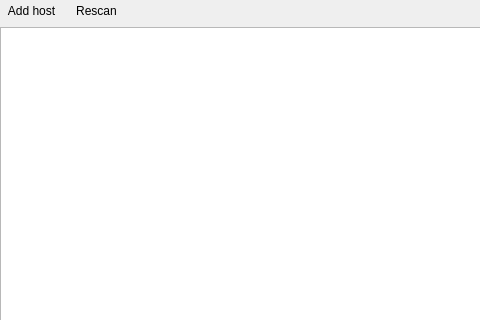
First picture: the form in marche/gui/ui/main.ui, repository mlz-ictrl/marche, before the edit; both pictures show x 0 to 480 and y 0 to 320 of the 646 by 589 pixel window.
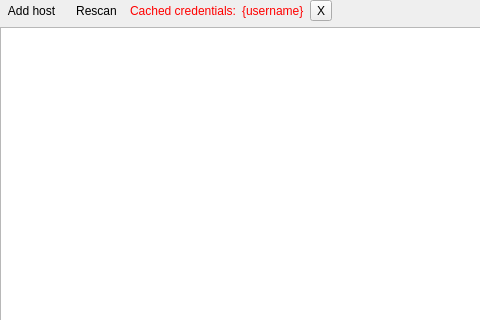
Second picture: the form after the edit. Icons and pictures are not drawn.

Commit message: Show last cached credentials in GUI and add option to clear them.

Diff of the .ui file:
```diff
--- a/marche/gui/ui/main.ui
+++ b/marche/gui/ui/main.ui
@@ -28,9 +28,6 @@
      </property>
      <widget class="QWidget" name="layoutWidget">
       <layout class="QVBoxLayout" name="leftlayout">
-       <property name="margin">
-        <number>0</number>
-       </property>
        <item>
         <layout class="QHBoxLayout" name="horizontalLayout">
          <item>
@@ -67,6 +64,45 @@
            </property>
           </widget>
          </item>
+         <item>
+          <widget class="QLabel" name="lblCached">
+           <property name="styleSheet">
+            <string notr="true">color: rgb(255, 0, 0);</string>
+           </property>
+           <property name="text">
+            <string>Cached credentials:</string>
+           </property>
+          </widget>
+         </item>
+         <item>
+          <widget class="QLabel" name="lblCachedUserCreds">
+           <property name="styleSheet">
+            <string notr="true">color: rgb(255, 0, 0);</string>
+           </property>
+           <property name="text">
+            <string>{username}</string>
+           </property>
+          </widget>
+         </item>
+         <item>
+          <widget class="QToolButton" name="clearCredBtn">
+           <property name="sizePolicy">
+            <sizepolicy hsizetype="Fixed" vsizetype="Preferred">
+             <horstretch>0</horstretch>
+             <verstretch>0</verstretch>
+            </sizepolicy>
+           </property>
+           <property name="toolTip">
+            <string>Clear cached credentials</string>
+           </property>
+           <property name="styleSheet">
+            <string notr="true"/>
+           </property>
+           <property name="text">
+            <string>X</string>
+           </property>
+          </widget>
+         </item>
          <item>
           <spacer name="horizontalSpacer">
            <property name="orientation">
```
The commit also changes 1 other file.
